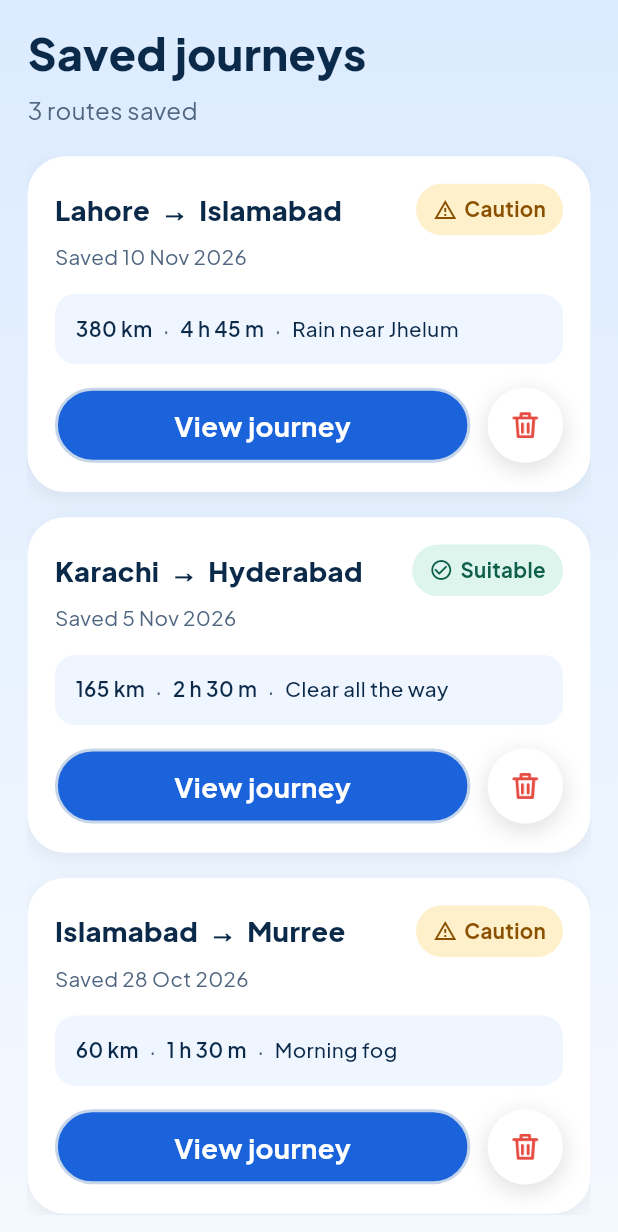
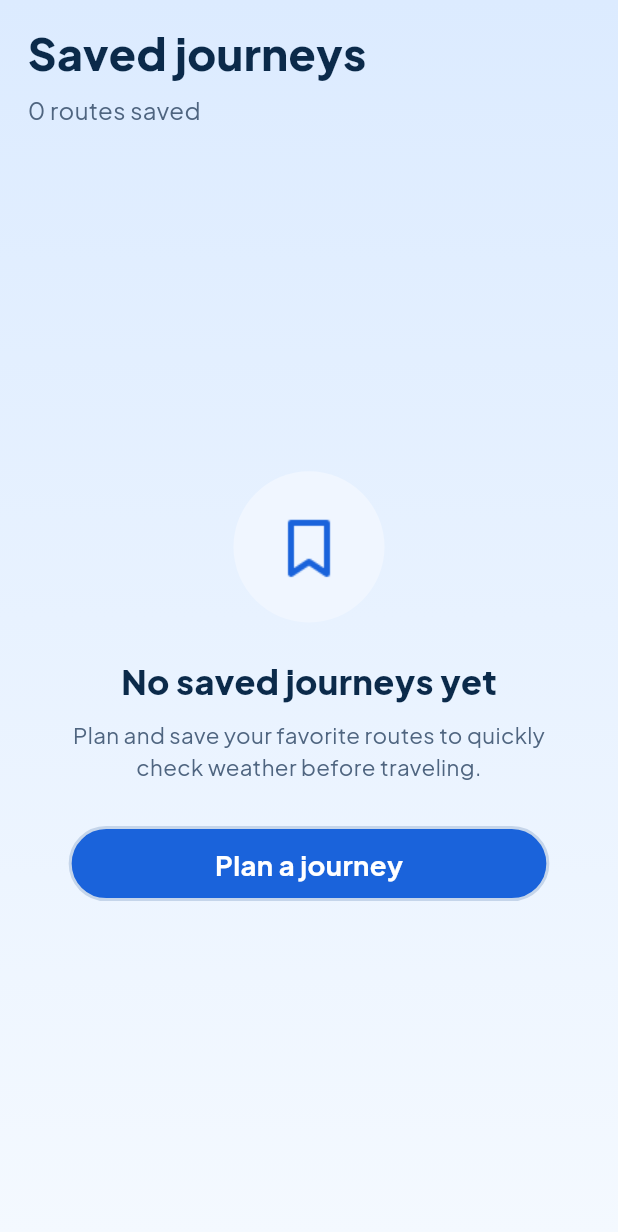
Before and after one commit to AqSa-55dev/TripCast_App, a Flutter app: the SavedJourneys screen opened directly, on a phone screen of 412 x 824 dp. Shown: the top 1232 px of the screen. Run offline on Flutter 3.47's test engine with Material 3 defaults, Android fonts, the phone set to English and light mode, and no system bars; our stand-ins replace cloud_firestore, firebase_auth, firebase_core, firebase_messaging, flutter_screenutil, get and 2 more; missing offline and left inert: mapbox_maps_flutter; accounts and stored records are empty.

Commit message:
Saved Journeys Screen

```diff
--- a/lib/view/screens/main_screens/bottom_nav_screens/saved_journeys.dart
+++ b/lib/view/screens/main_screens/bottom_nav_screens/saved_journeys.dart
@@ -2,6 +2,7 @@ import 'package:flutter/material.dart';
 import 'package:flutter_screenutil/flutter_screenutil.dart';
 import 'package:get/get.dart';
 import 'package:mapbox_maps_flutter/mapbox_maps_flutter.dart';
+import '../../../../controller/saved_journeys_controller.dart';
 import '../../../../model/city_search_model.dart';
 import '../../../../utils/app_assets.dart';
 import '../../../../utils/app_colors.dart';
@@ -22,49 +23,9 @@ class SavedJourneys extends StatefulWidget {
 }
 
 class _SavedJourneysState extends State<SavedJourneys> {
-  List<Map<String, dynamic>> savedJourneys = [
-    {
-      "from": "Lahore",
-      "startLat": 31.5204,
-      "startLng": 74.3587,
-      "to": "Islamabad",
-      "destLat": 33.6844,
-      "destLng": 73.0479,
-      "date": "Saved 10 Nov 2026",
-      "distance": "380 km",
-      "duration": "4 h 45 m",
-      "weather": "Rain near Jhelum",
-      "status": "Caution",
-    },
-    {
-      "from": "Karachi",
-      "startLat": 24.8607,
-      "startLng": 67.0011,
-      "to": "Hyderabad",
-      "destLat": 25.3960,
-      "destLng": 68.3578,
-      "date": "Saved 5 Nov 2026",
-      "distance": "165 km",
-      "duration": "2 h 30 m",
-      "weather": "Clear all the way",
-      "status": "Suitable",
-    },
-    {
-      "from": "Islamabad",
-      "startLat": 33.6844,
-      "startLng": 73.0479,
-      "to": "Murree",
-      "destLat": 33.9070,
-      "destLng": 73.3943,
-      "date": "Saved 28 Oct 2026",
-      "distance": "60 km",
-      "duration": "1 h 30 m",
-      "weather": "Morning fog",
-      "status": "Caution",
-    },
-  ];
+  final SavedJourneysController savedController =
+      Get.put(SavedJourneysController());
 
-  // confirmation dialog before deleting
   void _confirmDelete(int index) {
     showDialog(
       context: context,
@@ -92,7 +53,7 @@ class _SavedJourneysState extends State<SavedJourneys> {
           actions: [
             TextButton(
               onPressed: () {
-                Get.back();
+                Get.back(); // Close dialog
               },
               child: Text(
                 "Cancel",
@@ -104,10 +65,8 @@ class _SavedJourneysState extends State<SavedJourneys> {
             ),
             TextButton(
               onPressed: () {
-                Get.back();
-                setState(() {
-                  savedJourneys.removeAt(index);
-                });
+                Get.back(); // Close dialog
+                savedController.deleteJourney(index); // Delete from storage
               },
               child: Text(
                 "Delete",
@@ -144,27 +103,33 @@ class _SavedJourneysState extends State<SavedJourneys> {
 
               SizedBox(height: 4.h),
 
-              Text(
-                "${savedJourneys.length} routes saved",
+              Obx(
+                () => Text(
+                  "${savedController.savedJourneys.length} routes saved",
                   style: TextStyle(
                     fontSize: 14.sp,
                     color: AppColors.muted,
+                  ),
                 ),
               ),
 
               SizedBox(height: 16.h),
 
               Expanded(
-                child: savedJourneys.isEmpty
-                    ? _buildEmptyState()
-                    : ListView.builder(
+                child: Obx(() {
+                  if (savedController.savedJourneys.isEmpty) {
+                    return _buildEmptyState();
+                  }
+
+                  return ListView.builder(
                     padding: EdgeInsets.only(bottom: 16.h),
-                        itemCount: savedJourneys.length,
+                    itemCount: savedController.savedJourneys.length,
                     itemBuilder: (context, index) {
-                          final item = savedJourneys[index];
+                      final item = savedController.savedJourneys[index];
                       return _buildSavedJourneyCard(item, index);
                     },
-                      ),
+                  );
+                }),
               ),
             ],
           ),
@@ -358,7 +323,6 @@ class _SavedJourneysState extends State<SavedJourneys> {
         child: Column(
           mainAxisAlignment: MainAxisAlignment.center,
           children: [
-            // Bookmark / Save Icon Illustration
             Container(
               padding: EdgeInsets.all(22.w),
               decoration: BoxDecoration(
```
Lines whose indentation alone changed are shown as unchanged.
